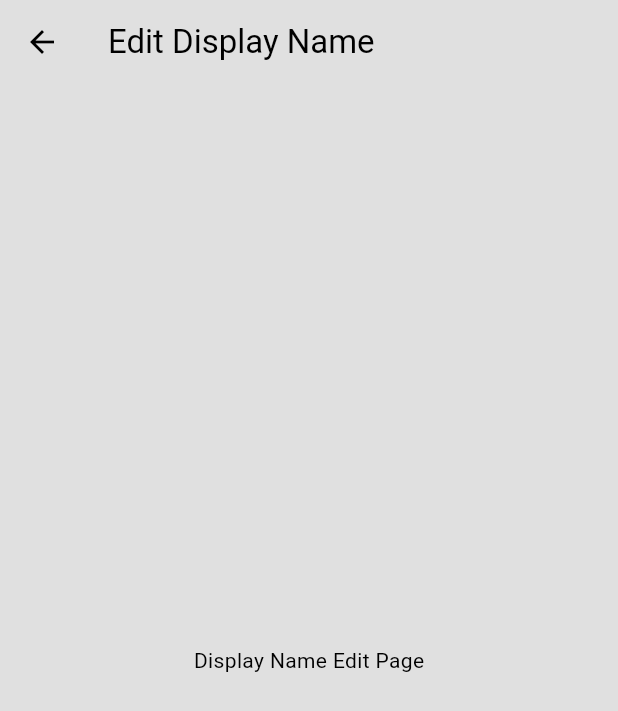
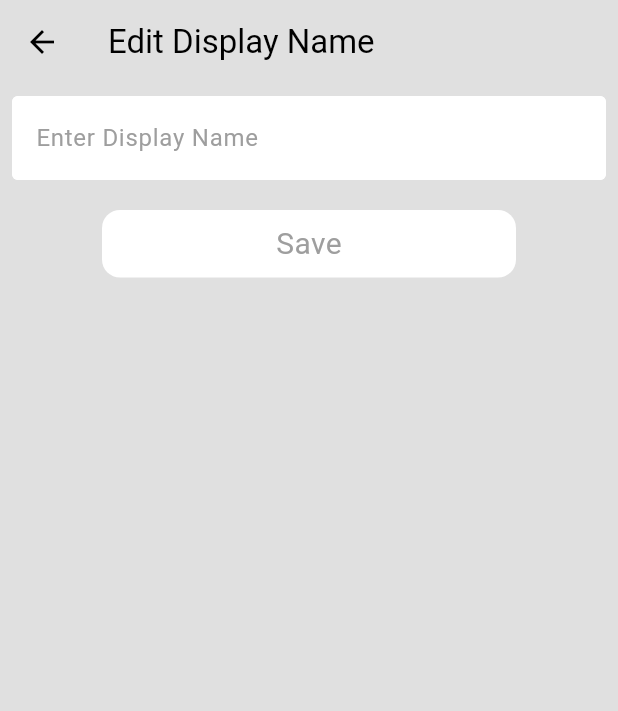
Before and after one commit to ShubhamSharma170/WeGether, a Flutter app: the DisplayName screen opened directly, on a phone screen of 412 x 824 dp. Shown: the top 711 px of the screen. Run offline on Flutter 3.47's test engine with Material 3 defaults, Android fonts, the phone set to English and light mode, and no system bars; our stand-ins replace cloud_firestore, firebase_auth, firebase_core; accounts and stored records are empty.

Commit message:
Display Name complete implement like save in local as well as firebase

```diff
--- a/lib/pages/register.dart
+++ b/lib/pages/register.dart
@@ -3,8 +3,10 @@ import 'dart:developer';
 import 'package:chat_app/components/button.dart';
 import 'package:chat_app/components/notification_bar.dart';
 import 'package:chat_app/components/textfield.dart';
+import 'package:chat_app/firebase/save_user_detail.dart';
 import 'package:chat_app/pages/home.dart';
 import 'package:chat_app/provider/register_provider.dart';
+import 'package:firebase_auth/firebase_auth.dart';
 import 'package:flutter/material.dart';
 import 'package:provider/provider.dart';
 
@@ -85,6 +87,9 @@ class RegisterPage extends StatelessWidget {
                               ctx,
                               "User created successfully",
                             );
+                            SaveUserDetail.saveUserDetails(
+                              FirebaseAuth.instance.currentUser!.uid,
+                            );
                             // navigate to home page
                             Navigator.pushAndRemoveUntil(
                               ctx,
--- a/lib/pages/settings/edit_profile_pages/display_name.dart
+++ b/lib/pages/settings/edit_profile_pages/display_name.dart
@@ -1,16 +1,73 @@
+import 'package:chat_app/components/button.dart';
+import 'package:chat_app/components/notification_bar.dart';
+import 'package:chat_app/components/textfield.dart';
+import 'package:chat_app/provider/display_name_provider.dart';
 import 'package:flutter/material.dart';
+import 'package:provider/provider.dart';
 
-class DisplayName extends StatelessWidget {
+class DisplayName extends StatefulWidget {
   const DisplayName({super.key});
+
+  @override
+  State<DisplayName> createState() => _DisplayNameState();
+}
+
+class _DisplayNameState extends State<DisplayName> {
+  late TextEditingController controller;
+  late DisplayNameProvider _displayNameProvider;
+
+  @override
+  void initState() {
+    super.initState();
+    // initialize display name provider
+    _displayNameProvider = Provider.of<DisplayNameProvider>(
+      context,
+      listen: false,
+    );
+
+    // initialize text editing controller with current display name
+    controller = TextEditingController(text: _displayNameProvider.displayName);
+  }
 
   @override
   Widget build(BuildContext context) {
     return Scaffold(
-      appBar: AppBar(
-        title: const Text("Edit Display Name"),
-      ),
-      body: const Center(
-        child: Text("Display Name Edit Page"),
+      appBar: AppBar(title: const Text("Edit Display Name")),
+      body: Padding(
+        padding: const EdgeInsets.all(8.0),
+        child: Center(
+          child: Consumer<DisplayNameProvider>(
+            builder: (ctx, provider, child) {
+              return Column(
+                children: [
+                  MyTextField(
+                    hintText: "Enter Display Name",
+                    controller: controller,
+                  ),
+                  SizedBox(height: 20),
+                  provider.isLoading
+                      ? CircularProgressIndicator()
+                      : MyButton(
+                          buttonName: "Save",
+                          onTap: () async {
+                            // final user = FirebaseAuth.instance.currentUser;
+                            // if (user != null) {
+                            //   log(user.toString());
+                            // }
+                            String? errorMsg = await provider.updateDisplayName(
+                              controller.text,
+                            );
+                            if (!ctx.mounted) return;
+                            if (errorMsg != null) {
+                              NotificationBar.showSnackBar(ctx, errorMsg);
+                            }
+                          },
+                        ),
+                ],
+              );
+            },
+          ),
+        ),
       ),
     );
   }
```
Also changed, not shown: lib/firebase/display_name_store.dart (added, +22 -0 lines), lib/firebase/save_user_detail.dart (added, +21 -0 lines), lib/main.dart (+10 -5 lines), lib/pages/login.dart (+4 -8 lines), lib/provider/display_name_provider.dart (added, +37 -0 lines), 1 other file.
